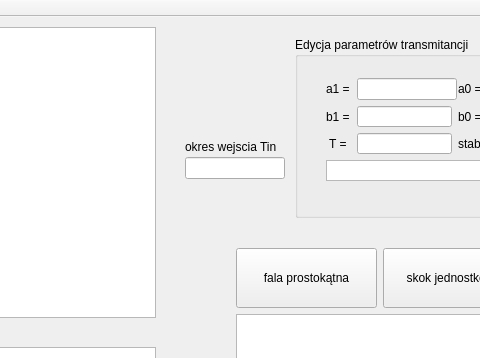
The window that MMM_PL_JO/mainwindow.ui (julia-okuniewska/MMM_PL_JO) describes before a commit, drawn with Qt 5; both pictures show x 505 to 985 and y 0 to 358 of the 1191 by 681 pixel window.
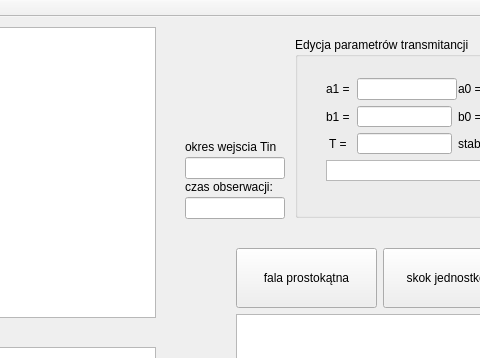
The same window after the commit. Custom widgets are drawn as their Qt base class.

Commit message:
zmiana czasu obserwacji
zmiana czasu obserwacji z poziomu okienka (max 100), zmiana T na double, poprawione badanie stabilnosc (czy na granicy)  [mozliwe że dużo innych rzeczy zjebałam po drodze :) ]

Patch:
```diff
--- a/MMM_PL_JO/mainwindow.ui
+++ b/MMM_PL_JO/mainwindow.ui
@@ -385,6 +385,38 @@
      <string>okres wejscia Tin</string>
     </property>
    </widget>
+   <widget class="QLineEdit" name="maximum_time">
+    <property name="geometry">
+     <rect>
+      <x>690</x>
+      <y>180</y>
+      <width>100</width>
+      <height>22</height>
+     </rect>
+    </property>
+    <property name="maximumSize">
+     <size>
+      <width>100</width>
+      <height>16777215</height>
+     </size>
+    </property>
+   </widget>
+   <widget class="QLabel" name="label_7">
+    <property name="enabled">
+     <bool>true</bool>
+    </property>
+    <property name="geometry">
+     <rect>
+      <x>690</x>
+      <y>160</y>
+      <width>111</width>
+      <height>20</height>
+     </rect>
+    </property>
+    <property name="text">
+     <string>czas obserwacji:</string>
+    </property>
+   </widget>
   </widget>
   <widget class="QMenuBar" name="menuBar">
    <property name="geometry">
```
The commit also changes 6 other files.
